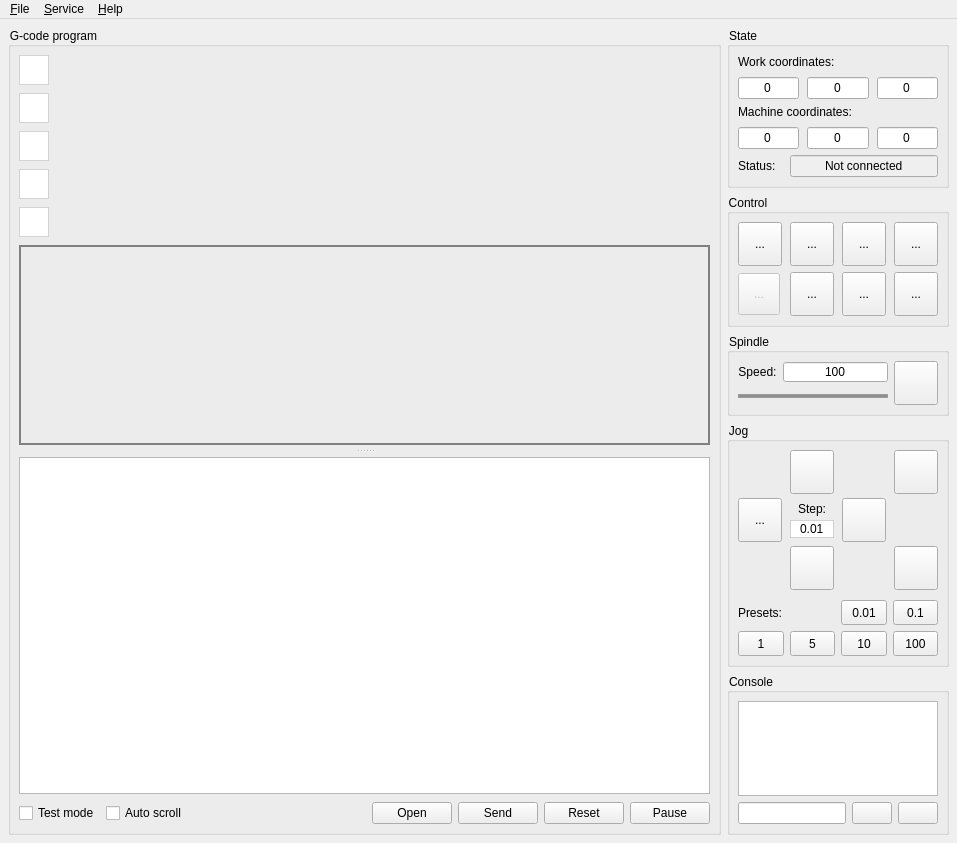
First picture: the form in frmmain.ui, repository Denvi/Candle, before the edit.
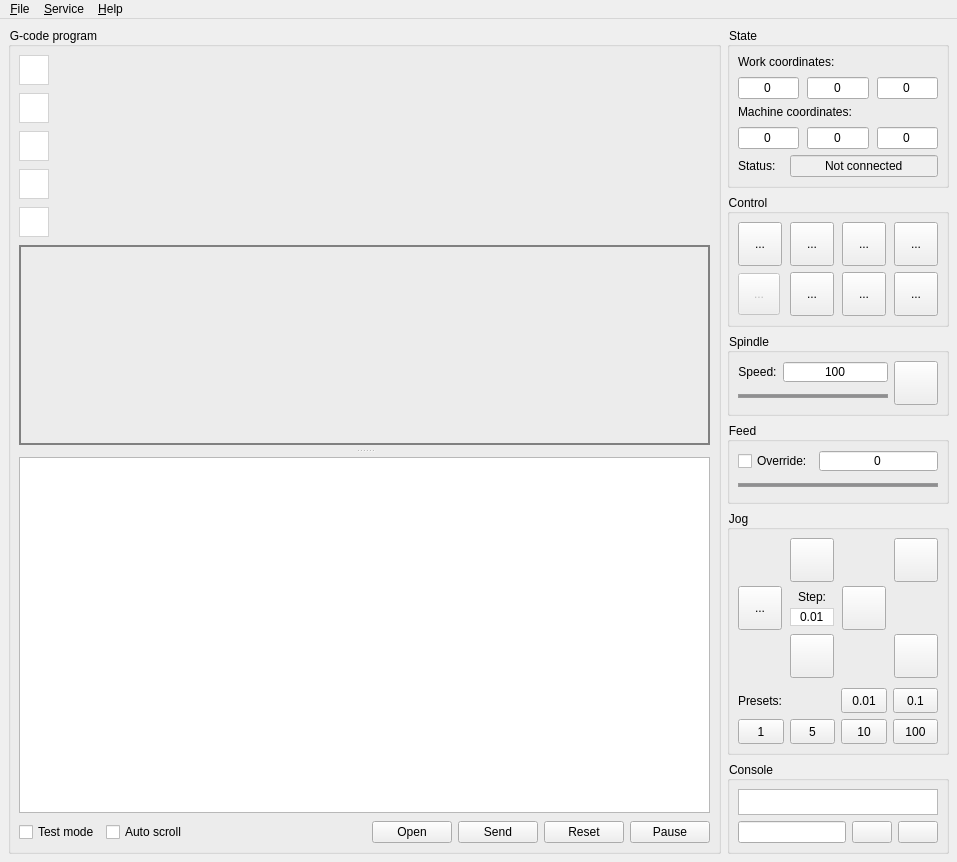
Second picture: the form after the edit. Icons and pictures are not drawn. Custom widgets are drawn as their Qt base class.

Commit message:
Feed speed override.
Feed speed override added.
Parser & buffer status in visualizer.
Command queue fixed.

```diff
--- a/frmmain.ui
+++ b/frmmain.ui
@@ -502,7 +502,7 @@
      </widget>
     </item>
     <item>
-     <layout class="QVBoxLayout" name="verticalLayout_2" stretch="1,1,1,1,100">
+     <layout class="QVBoxLayout" name="verticalLayout_2" stretch="1,1,1,0,1,100">
       <item>
        <widget class="QGroupBox" name="grpState">
         <property name="title">
@@ -1001,6 +1001,71 @@
         </layout>
        </widget>
       </item>
+      <item>
+       <widget class="QGroupBox" name="grpFeed">
+        <property name="title">
+         <string>Feed</string>
+        </property>
+        <layout class="QHBoxLayout" name="horizontalLayout_14">
+         <property name="leftMargin">
+          <number>8</number>
+         </property>
+         <property name="topMargin">
+          <number>8</number>
+         </property>
+         <property name="rightMargin">
+          <number>8</number>
+         </property>
+         <property name="bottomMargin">
+          <number>8</number>
+         </property>
+         <item>
+          <layout class="QVBoxLayout" name="verticalLayout_13">
+           <item>
+            <layout class="QHBoxLayout" name="horizontalLayout_15" stretch="0,1">
+             <item>
+              <widget class="QCheckBox" name="chkFeedOverride">
+               <property name="text">
+                <string>Override:</string>
+               </property>
+              </widget>
+             </item>
+             <item>
+              <widget class="QSpinBox" name="txtFeed">
+               <property name="alignment">
+                <set>Qt::AlignCenter</set>
+               </property>
+               <property name="buttonSymbols">
+                <enum>QAbstractSpinBox::NoButtons</enum>
+               </property>
+               <property name="minimum">
+                <number>0</number>
+               </property>
+               <property name="maximum">
+                <number>200</number>
+               </property>
+              </widget>
+             </item>
+            </layout>
+           </item>
+           <item>
+            <widget class="QSlider" name="sliFeed">
+             <property name="minimum">
+              <number>0</number>
+             </property>
+             <property name="maximum">
+              <number>200</number>
+             </property>
+             <property name="orientation">
+              <enum>Qt::Horizontal</enum>
+             </property>
+            </widget>
+           </item>
+          </layout>
+         </item>
+        </layout>
+       </widget>
+      </item>
       <item>
        <widget class="QGroupBox" name="grpJog">
         <property name="title">
```
Left out of the diff: 21 changed lines with no effect on the pictures. The commit also changes 8 other files.
